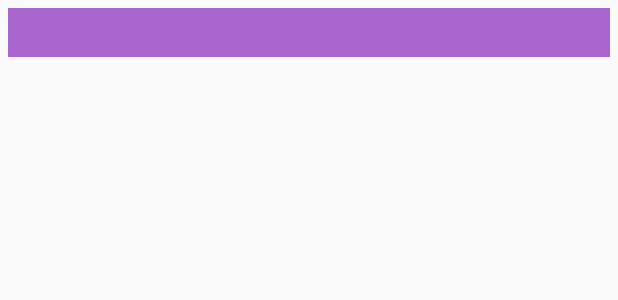
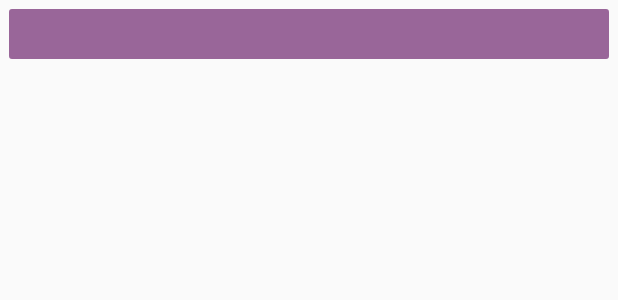
Before and after one commit to hasanbarakat/olivias-app-marquette-b22, an Android app: the layout recyclerview_item.xml on its own in the app's theme, with its tools: preview values and no code run, on a phone screen of 412 x 824 dp. Shown: the top 300 px of the screen. Run offline under Robolectric (Android 15) with nearby library versions, the phone set to English and light mode, and no system bars.

Commit message:
Finished implementing pictures and adjusted app design

```diff
--- a/app/build.gradle
+++ b/app/build.gradle
@@ -23,6 +23,7 @@ dependencies {
     implementation 'com.android.support:appcompat-v7:26.1.0'
     implementation 'com.android.support.constraint:constraint-layout:1.0.2'
     implementation 'com.android.support:design:26.1.0'
+    //implementation 'com.android.support:cardview-v7:25.3.1'
 
     // Dependencies for working with Architecture components
     // You'll probably have to update the version numbers in guild.gradle (Project)
--- a/app/src/main/java/com/example/android/roomwordssample/Categories.java
+++ b/app/src/main/java/com/example/android/roomwordssample/Categories.java
@@ -17,6 +17,9 @@ public class Categories extends AppCompatActivity {
     protected void onCreate(Bundle savedInstanceState) {
         super.onCreate(savedInstanceState);
         setContentView(R.layout.activity_categories);
+        setTitle("Library");
+
+        //Buttons for Categories
 
         final Button allButton = findViewById(R.id.button_all);
         allButton.setOnClickListener(new View.OnClickListener() {
--- a/app/src/main/java/com/example/android/roomwordssample/NewWordActivity.java
+++ b/app/src/main/java/com/example/android/roomwordssample/NewWordActivity.java
@@ -142,12 +142,10 @@ public class NewWordActivity extends AppCompatActivity implements AdapterView.On
             // Continue only if the File was successfully created
             if (photoFile != null) {
 
-                /*App Crashes Here*/
 
                 Uri photoURI = FileProvider.getUriForFile(this,
                         "com.example.android.roomwordsample.fileprovider",
                         photoFile);
-                /*.................*/
 
                 takePictureIntent.putExtra(MediaStore.EXTRA_OUTPUT, photoURI);
                 startActivityForResult(takePictureIntent, REQUEST_IMAGE_CAPTURE);
@@ -163,7 +161,7 @@ public class NewWordActivity extends AppCompatActivity implements AdapterView.On
         ImageView picPreview = findViewById(R.id.picPreview);
 
         if (requestCode == REQUEST_IMAGE_CAPTURE && resultCode == RESULT_OK) {
-            Bundle extras = data.getExtras();
+            //Bundle extras = data.getExtras();
             //Bitmap imageBitmap = (Bitmap) extras.get("data");
             //Bitmap imageBitmap = (Bitmap) extras.get(MediaStore.EXTRA_OUTPUT); //Crashes
             BitmapFactory.Options bitmapOptions = new BitmapFactory.Options();
--- /dev/null
+++ b/app/src/main/res/drawable/rounded_corner.xml
@@ -0,0 +1,16 @@
+<?xml version="1.0" encoding="utf-8"?>
+<shape xmlns:android="http://schemas.android.com/apk/res/android" >
+    <stroke
+        android:width="1dp"
+        android:color="@color/wordLabel" />
+
+    <solid android:color="@color/wordLabel" />
+
+    <padding
+        android:left="1dp"
+        android:right="1dp"
+        android:bottom="1dp"
+        android:top="0dp" />
+
+    <corners android:radius="1dp" />
+</shape>
--- a/app/src/main/res/layout/recyclerview_item.xml
+++ b/app/src/main/res/layout/recyclerview_item.xml
@@ -16,15 +16,19 @@ limitations under the License. -->
 <LinearLayout xmlns:android="http://schemas.android.com/apk/res/android"
     android:orientation="vertical" android:layout_width="match_parent"
     android:layout_height="wrap_content"
-    android:padding="5dp">
+    android:padding="6dp">
 
+    <ImageView
+        android:id="@+id/image"
+        android:adjustViewBounds="true"
+        android:layout_width="wrap_content"
+        android:layout_height="wrap_content"
+        android:cropToPadding="true" />
     <TextView
         android:id="@+id/textView"
         style="@style/word_title"
         android:layout_width="match_parent"
         android:layout_height="wrap_content"
-        android:background="@android:color/holo_purple" />
-    <ImageView
-        android:layout_width="match_parent"
-        android:layout_height="match_parent" />
+        android:layout_gravity="center"
+        android:background="@drawable/rounded_corner" />
 </LinearLayout>
--- a/app/src/main/res/values/colors.xml
+++ b/app/src/main/res/values/colors.xml
@@ -14,8 +14,9 @@ See the License for the specific language governing permissions and
 limitations under the License. -->
 
 <resources>
-    <color name="colorPrimary">#3F51B5</color>
-    <color name="colorPrimaryDark">#303F9F</color>
+    <color name="colorPrimary">#9966FF</color> <!--3F51B5-->
+    <color name="colorPrimaryDark">#9966FF</color>
     <color name="colorAccent">#FF4081</color>
+    <color name="wordLabel">#996699</color>
     <color name="buttonLabel">#d3d3d3</color>
 </resources>
```
Also changed, not shown: app/src/main/java/com/example/android/roomwordssample/MainActivity.java (+16 -13 lines), app/src/main/java/com/example/android/roomwordssample/WordListAdapter.java (+16 -0 lines), app/src/main/res/layout/activity_categories.xml (+5 -5 lines).
